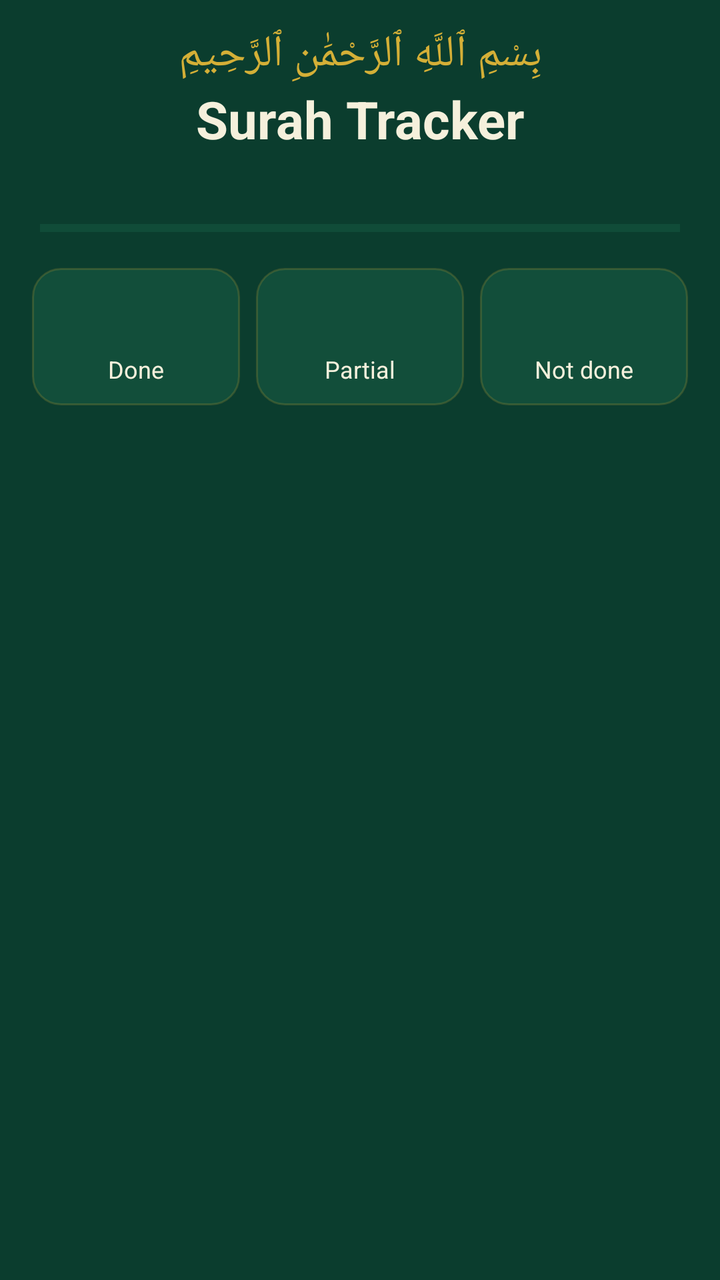
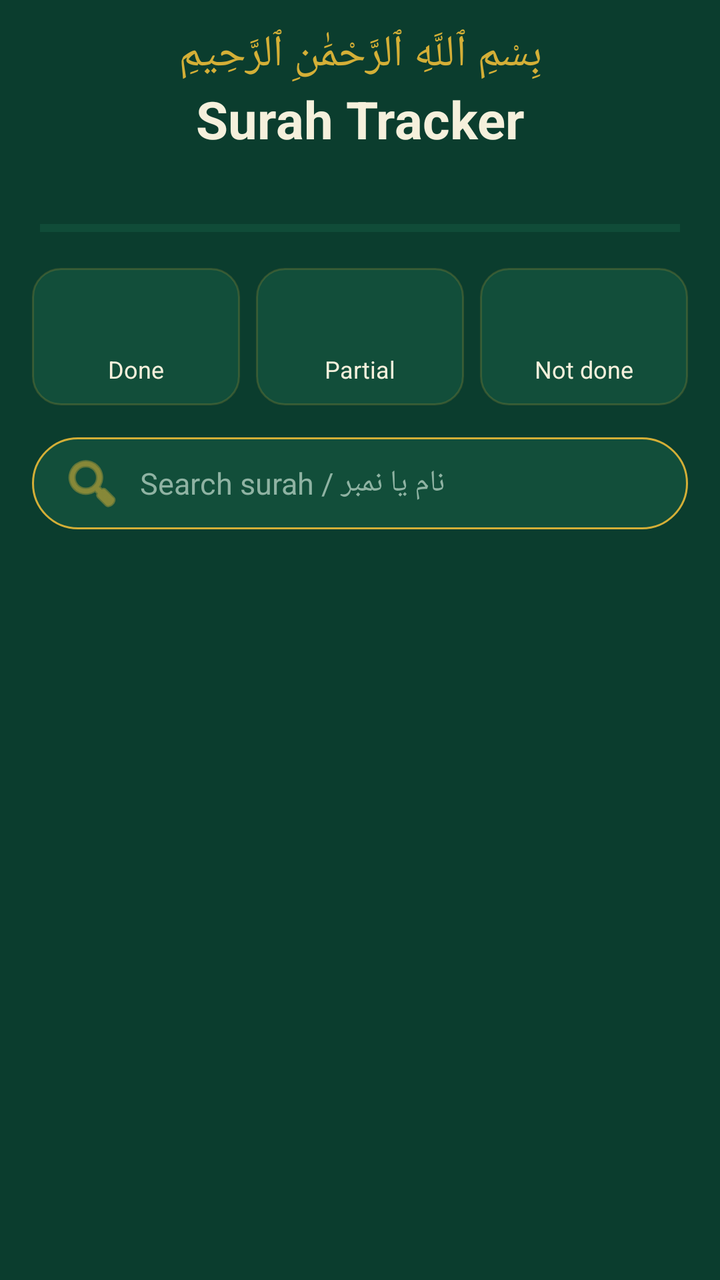

Before-and-after screenshots of an Android layout around one commit, followed by the original layout XML and the change that was made.
<!-- AndroidManifest.xml: application theme Theme.SurahTracker -->
<!-- res/layout/activity_main.xml -->
<?xml version="1.0" encoding="utf-8"?>
<LinearLayout xmlns:android="http://schemas.android.com/apk/res/android"
    android:layout_width="match_parent"
    android:layout_height="match_parent"
    android:background="#0B3D2E"
    android:fitsSystemWindows="true"
    android:orientation="vertical">

    <TextView
        android:layout_width="match_parent"
        android:layout_height="wrap_content"
        android:layout_marginTop="12dp"
        android:gravity="center"
        android:text="بِسْمِ ٱللَّهِ ٱلرَّحْمَٰنِ ٱلرَّحِيمِ"
        android:textColor="#D4AF37"
        android:textSize="22sp" />

    <TextView
        android:layout_width="match_parent"
        android:layout_height="wrap_content"
        android:gravity="center"
        android:text="Surah Tracker"
        android:textColor="#F5F0DC"
        android:textSize="26sp"
        android:textStyle="bold" />

    <TextView
        android:id="@+id/tvSummary"
        android:layout_width="match_parent"
        android:layout_height="wrap_content"
        android:layout_marginTop="4dp"
        android:gravity="center"
        android:textColor="#BFD8CC"
        android:textSize="14sp" />

    <ProgressBar
        android:id="@+id/progress"
        style="?android:attr/progressBarStyleHorizontal"
        android:layout_width="match_parent"
        android:layout_height="8dp"
        android:layout_marginStart="20dp"
        android:layout_marginTop="10dp"
        android:layout_marginEnd="20dp"
        android:max="100"
        android:progressBackgroundTint="#1F7A57"
        android:progressTint="#D4AF37" />

    <LinearLayout
        android:layout_width="match_parent"
        android:layout_height="wrap_content"
        android:layout_margin="12dp"
        android:orientation="horizontal">

        <LinearLayout
            android:id="@+id/tileDone"
            android:layout_width="0dp"
            android:layout_height="wrap_content"
            android:layout_margin="4dp"
            android:layout_weight="1"
            android:background="@drawable/bg_tile"
            android:gravity="center"
            android:orientation="vertical"
            android:padding="10dp">

            <TextView
                android:id="@+id/tvDone"
                android:layout_width="wrap_content"
                android:layout_height="wrap_content"
                android:textColor="#D4AF37"
                android:textSize="24sp"
                android:textStyle="bold" />

            <TextView
                android:layout_width="wrap_content"
                android:layout_height="wrap_content"
                android:text="Done"
                android:textColor="#F5F0DC"
                android:textSize="12sp" />
        </LinearLayout>

        <LinearLayout
            android:id="@+id/tilePartial"
            android:layout_width="0dp"
            android:layout_height="wrap_content"
            android:layout_margin="4dp"
            android:layout_weight="1"
            android:background="@drawable/bg_tile"
            android:gravity="center"
            android:orientation="vertical"
            android:padding="10dp">

            <TextView
                android:id="@+id/tvPartial"
                android:layout_width="wrap_content"
                android:layout_height="wrap_content"
                android:textColor="#F0A030"
                android:textSize="24sp"
                android:textStyle="bold" />

            <TextView
                android:layout_width="wrap_content"
                android:layout_height="wrap_content"
                android:text="Partial"
                android:textColor="#F5F0DC"
                android:textSize="12sp" />
        </LinearLayout>

        <LinearLayout
            android:id="@+id/tilePending"
            android:layout_width="0dp"
            android:layout_height="wrap_content"
            android:layout_margin="4dp"
            android:layout_weight="1"
            android:background="@drawable/bg_tile"
            android:gravity="center"
            android:orientation="vertical"
            android:padding="10dp">

            <TextView
                android:id="@+id/tvPending"
                android:layout_width="wrap_content"
                android:layout_height="wrap_content"
                android:textColor="#FFFFFF"
                android:textSize="24sp"
                android:textStyle="bold" />

            <TextView
                android:layout_width="wrap_content"
                android:layout_height="wrap_content"
                android:text="Not done"
                android:textColor="#F5F0DC"
                android:textSize="12sp" />
        </LinearLayout>
    </LinearLayout>

    <androidx.recyclerview.widget.RecyclerView
        android:id="@+id/rvSurahs"
        android:layout_width="match_parent"
        android:layout_height="0dp"
        android:layout_weight="1"
        android:clipToPadding="false"
        android:paddingBottom="16dp" />
</LinearLayout>
<!-- resources referenced by this layout -->
<resources>
  <!-- drawable bg_tile (drawable) -->
  <?xml version="1.0" encoding="utf-8"?>
  <shape xmlns:android="http://schemas.android.com/apk/res/android" android:shape="rectangle">
      <solid android:color="#124E3A" />
      <corners android:radius="14dp" />
      <stroke android:width="1dp" android:color="#33D4AF37" />
  </shape>
  <style name="Theme.SurahTracker" parent="Base.Theme.SurahTracker" />
  <style name="Base.Theme.SurahTracker" parent="Theme.Material3.DayNight.NoActionBar">
          
          
      </style>
</resources>

<!-- the commit's change to res/layout/activity_main.xml (unified diff, before → after) -->
@@ -133,6 +133,26 @@
         </LinearLayout>
     </LinearLayout>
 
+    <EditText
+        android:id="@+id/etSearch"
+        android:layout_width="match_parent"
+        android:layout_height="46dp"
+        android:layout_marginStart="16dp"
+        android:layout_marginEnd="16dp"
+        android:layout_marginBottom="6dp"
+        android:background="@drawable/bg_search"
+        android:drawableStart="@android:drawable/ic_menu_search"
+        android:drawablePadding="8dp"
+        android:drawableTint="#D4AF37"
+        android:hint="Search surah / نام یا نمبر"
+        android:imeOptions="actionSearch"
+        android:inputType="text"
+        android:paddingStart="14dp"
+        android:paddingEnd="14dp"
+        android:textColor="#FFFFFF"
+        android:textColorHint="#8FB3A3"
+        android:textSize="15sp" />
+
     <androidx.recyclerview.widget.RecyclerView
         android:id="@+id/rvSurahs"
         android:layout_width="match_parent"
<!-- resource entries referenced after the edit -->
@@ -1,5 +1,12 @@
 <!-- resources referenced by this layout -->
 <resources>
+  <!-- drawable bg_search (drawable) -->
+  <?xml version="1.0" encoding="utf-8"?>
+  <shape xmlns:android="http://schemas.android.com/apk/res/android" android:shape="rectangle">
+      <solid android:color="#124E3A" />
+      <corners android:radius="24dp" />
+      <stroke android:width="1dp" android:color="#D4AF37" />
+  </shape>
   <!-- drawable bg_tile (drawable) -->
   <?xml version="1.0" encoding="utf-8"?>
   <shape xmlns:android="http://schemas.android.com/apk/res/android" android:shape="rectangle">
